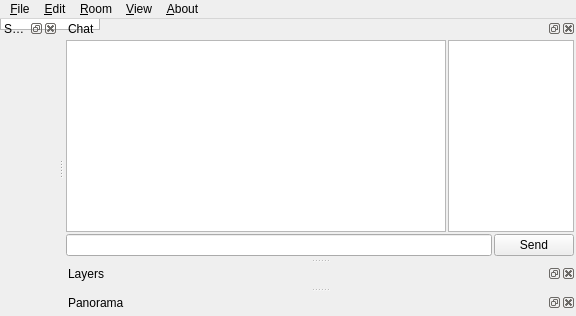
Qt form widgets/mainwindow.ui (liuyanghejerry/painttyWidget) before a commit.
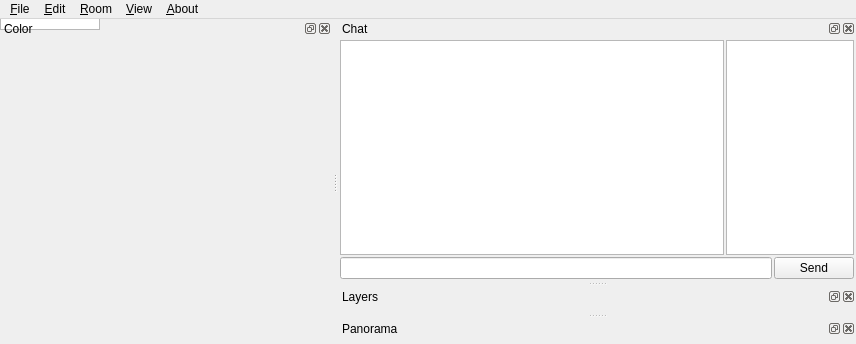
The same form after that commit. Icons and pictures are not drawn. Custom widgets are drawn as their Qt base class.

Commit message: move brush width setting widget into a new toolbar.

Patch:
```diff
--- a/widgets/mainwindow.ui
+++ b/widgets/mainwindow.ui
@@ -2,6 +2,14 @@
 <ui version="4.0">
  <class>MainWindow</class>
  <widget class="QMainWindow" name="MainWindow">
+  <property name="geometry">
+   <rect>
+    <x>0</x>
+    <y>0</y>
+    <width>856</width>
+    <height>344</height>
+   </rect>
+  </property>
   <property name="windowTitle">
    <string>Mr.Paint</string>
   </property>
@@ -10,20 +18,11 @@
     <normaloff>:/iconset/icon.png</normaloff>:/iconset/icon.png</iconset>
   </property>
   <widget class="CanvasContainer" name="centralWidget">
-   <widget class="Canvas" name="canvas" native="true">
-    <property name="geometry">
-     <rect>
-      <x>0</x>
-      <y>0</y>
-      <width>100</width>
-      <height>30</height>
-     </rect>
-    </property>
-   </widget>
+   <widget class="Canvas" name="canvas" native="true"/>
   </widget>
   <widget class="QDockWidget" name="dockWidget">
    <property name="windowTitle">
-    <string>Settings</string>
+    <string>Color</string>
    </property>
    <attribute name="dockWidgetArea">
     <number>1</number>
@@ -153,7 +152,7 @@
      <x>0</x>
      <y>0</y>
      <width>856</width>
-     <height>23</height>
+     <height>21</height>
     </rect>
    </property>
    <widget class="QMenu" name="menu_File">
```
The commit also changes 5 other files.
